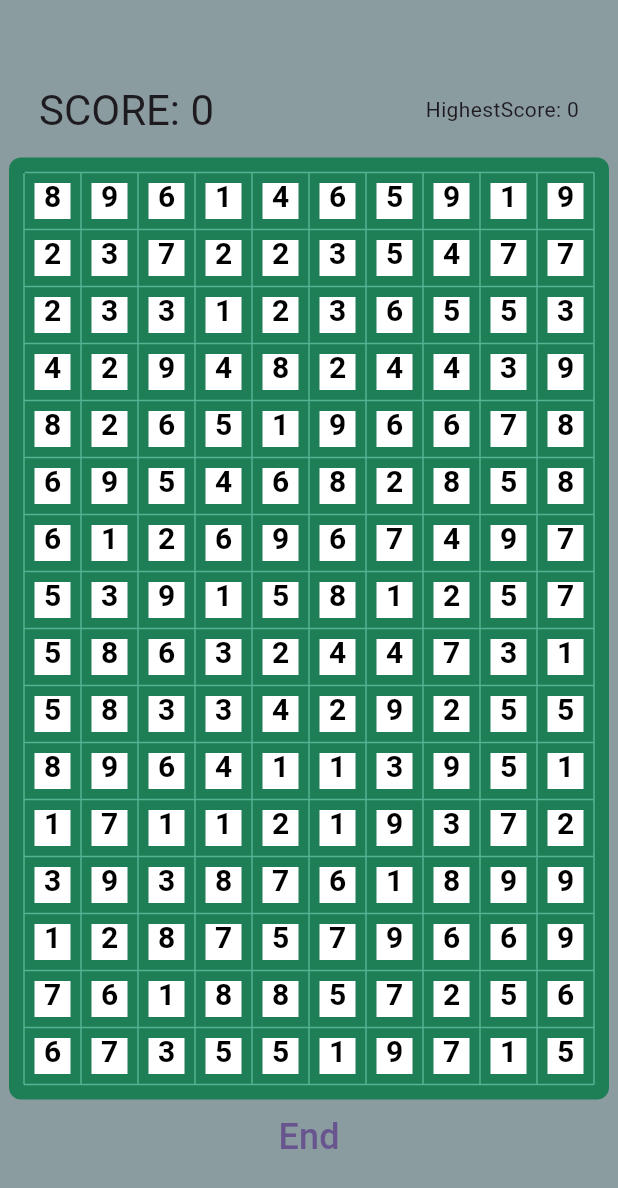
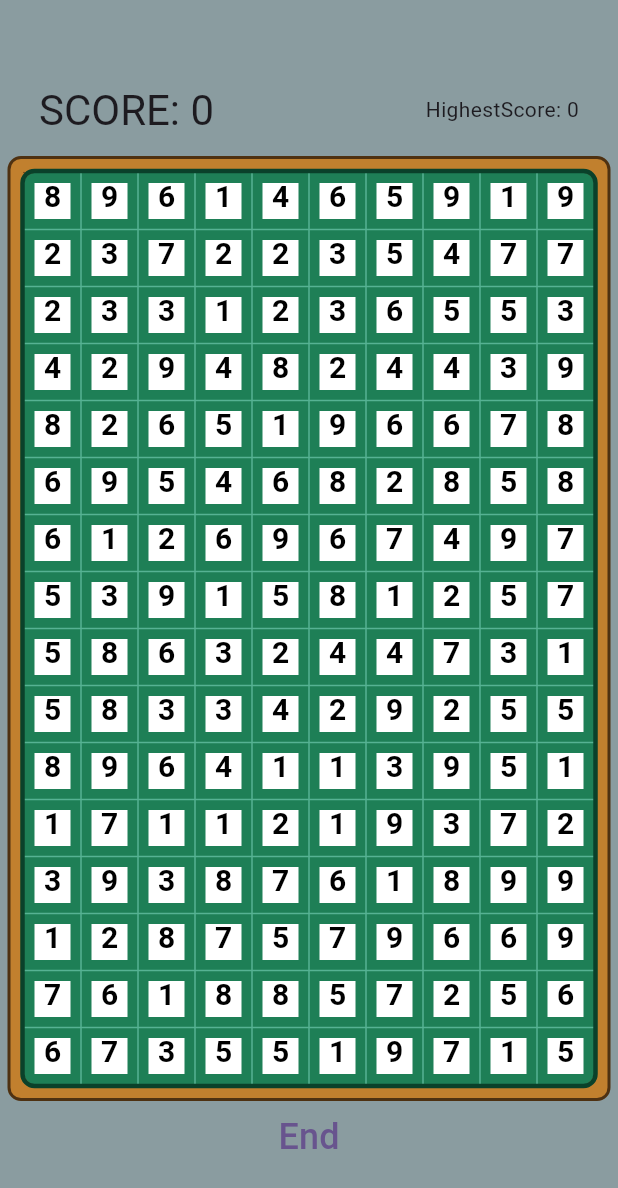
Before and after one commit to ChenCoin/Catfish, a Flutter app: the screen it shows after launch, after a tap on "Start", on a phone screen of 412 x 824 dp. Shown: the top 1188 px of the screen. Run offline on Flutter 3.47's test engine with Material 3 defaults, Android fonts, the phone set to English and light mode, and no system bars.

Commit message:
make blackboard look good

```diff
--- a/lib/view/black_board.dart
+++ b/lib/view/black_board.dart
@@ -1,4 +1,6 @@
 import 'package:flutter/material.dart';
+
+import '../data/GridData.dart';
 
 class BlackBoard extends StatelessWidget {
   final Size size;
@@ -18,12 +20,62 @@ class _BlackBoard extends CustomPainter {
     var rect = Offset.zero & size;
     var paint = Paint()
       ..isAntiAlias = true
-      ..style = PaintingStyle.fill //填充
-      ..color = const Color(0xff1e7f56);
-    canvas.drawRRect(RRect.fromRectAndRadius(rect, const Radius.circular(8)), paint);
+      ..style = PaintingStyle.fill
+      ..color = const Color(0xFFC1802E);
+    // 画棕黄色的底
+    canvas.drawRRect(
+        RRect.fromRectAndRadius(rect, const Radius.circular(8)), paint);
+
+    // 画墨绿色的底
+    paint.color = const Color(0xFF1E7F56);
+    Rect innerBox = rectMap(rect, 10);
+    canvas.drawRRect(
+        RRect.fromRectAndRadius(innerBox, const Radius.circular(8)), paint);
+
+    // 画棋盘线
+    drawBackground(
+        canvas, rectMap(rect, 10), (rect.width - 20) / (GridData.col));
+
+    // 画黄褐色的最外圈边框
+    paint.style = PaintingStyle.stroke;
+    paint.color = const Color(0xFF4E3111);
+    paint.strokeWidth = 2;
+    canvas.drawRRect(
+        RRect.fromRectAndRadius(rect, const Radius.circular(8)), paint);
+
+    // 画深绿色的内圈边框
+    paint.color = const Color(0xFF0A412A);
+    paint.strokeWidth = 3;
+    Rect innerRect = rectMap(rect, 9);
+    canvas.drawRRect(
+        RRect.fromRectAndRadius(innerRect, const Radius.circular(8)), paint);
   }
 
-  // 返回false, 后面介绍
   @override
   bool shouldRepaint(CustomPainter oldDelegate) => false;
+
+  void drawBackground(Canvas canvas, Rect rect, double grid) {
+    var paint = Paint()
+      ..isAntiAlias = true
+      ..style = PaintingStyle.stroke
+      ..color = const Color(0xFF56B293)
+      ..strokeWidth = 1.0;
+
+    // 画横线
+    for (int i = 1; i < GridData.row; i++) {
+      double dy = rect.top + grid * i;
+      canvas.drawLine(Offset(rect.left, dy), Offset(rect.right, dy), paint);
+    }
+
+    // 画竖线
+    for (int i = 1; i < GridData.col; i++) {
+      double dx = rect.left + grid * i;
+      canvas.drawLine(Offset(dx, rect.top), Offset(dx, rect.bottom), paint);
+    }
+  }
+
+  Rect rectMap(Rect src, int diff) {
+    return Rect.fromLTRB(
+        src.left + diff, src.top + diff, src.right - diff, src.bottom - diff);
+  }
 }
--- a/lib/view/num_board.dart
+++ b/lib/view/num_board.dart
@@ -14,39 +14,13 @@ class NumBoard extends StatefulWidget {
 }
 
 class _NumBoardState extends State<NumBoard> {
-  int score = 0;
-
   @override
   Widget build(BuildContext context) {
-    print('number build');
-    bool repaint = score == widget.data.score;
-    score = widget.data.score;
     var size = widget.size;
     return CustomPaint(
       size: size,
-      painter:
-          MyPainter(width: size.width, data: widget.data, repaint: repaint),
+      painter: MyPainter(width: size.width, data: widget.data),
     );
-  }
-}
-
-void drawBackground(Canvas canvas, Rect rect, double grid) {
-  //画棋盘网格
-  var paint = Paint()
-    ..isAntiAlias = true
-    ..style = PaintingStyle.stroke //线
-    ..color = const Color(0xFF56B293)
-    ..strokeWidth = 1.0;
-
-  //画横线
-  for (int i = 0; i <= GridData.row; i++) {
-    double dy = rect.top + grid * i;
-    canvas.drawLine(Offset(rect.left, dy), Offset(rect.right, dy), paint);
-  }
-
-  for (int i = 0; i <= GridData.col; i++) {
-    double dx = rect.left + grid * i;
-    canvas.drawLine(Offset(dx, rect.top), Offset(dx, rect.bottom), paint);
   }
 }
 
@@ -94,24 +68,17 @@ class MyPainter extends CustomPainter {
 
   double gridHeight = 0;
 
-  final bool repaint;
-
-  MyPainter({required this.width, required this.data, required this.repaint}) {
+  MyPainter({required this.width, required this.data}) {
     grid = width / (GridData.col);
     gridHeight = grid * (GridData.row);
   }
 
   @override
   void paint(Canvas canvas, Size size) {
-    print('draw background and number');
     var rect = Offset.zero & Size(size.width, gridHeight);
-    //画棋盘
-    drawBackground(canvas, rect, grid);
-    //画棋子
     drawPieces(canvas, rect, grid, data);
   }
 
-  // 返回false, 后面介绍
   @override
   bool shouldRepaint(CustomPainter oldDelegate) => true;
 }
```
